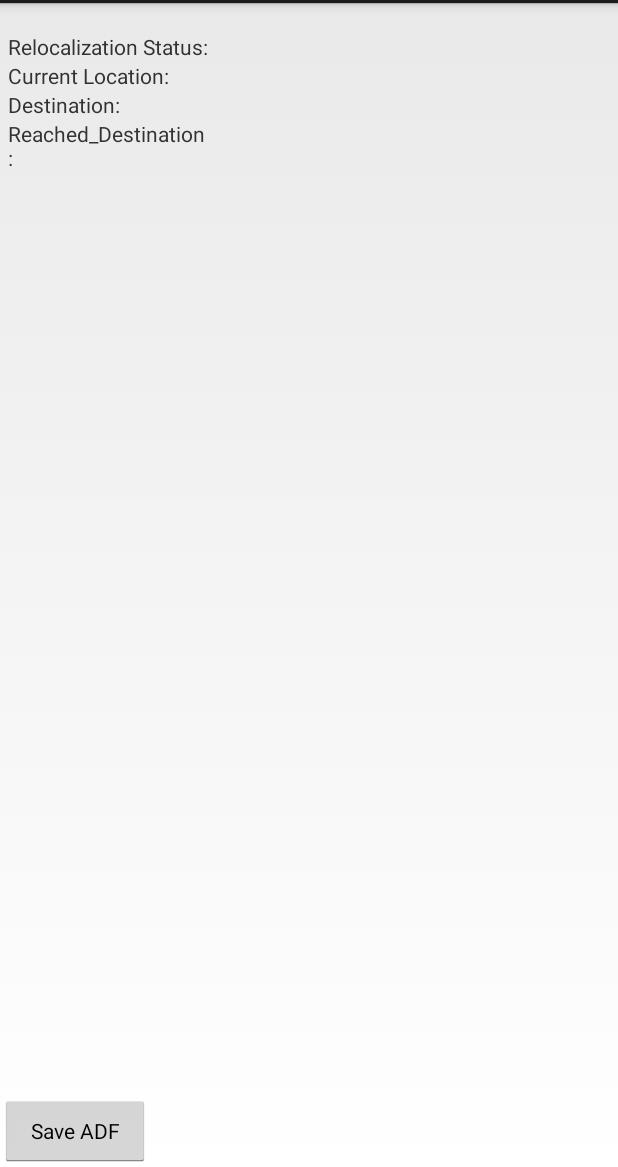
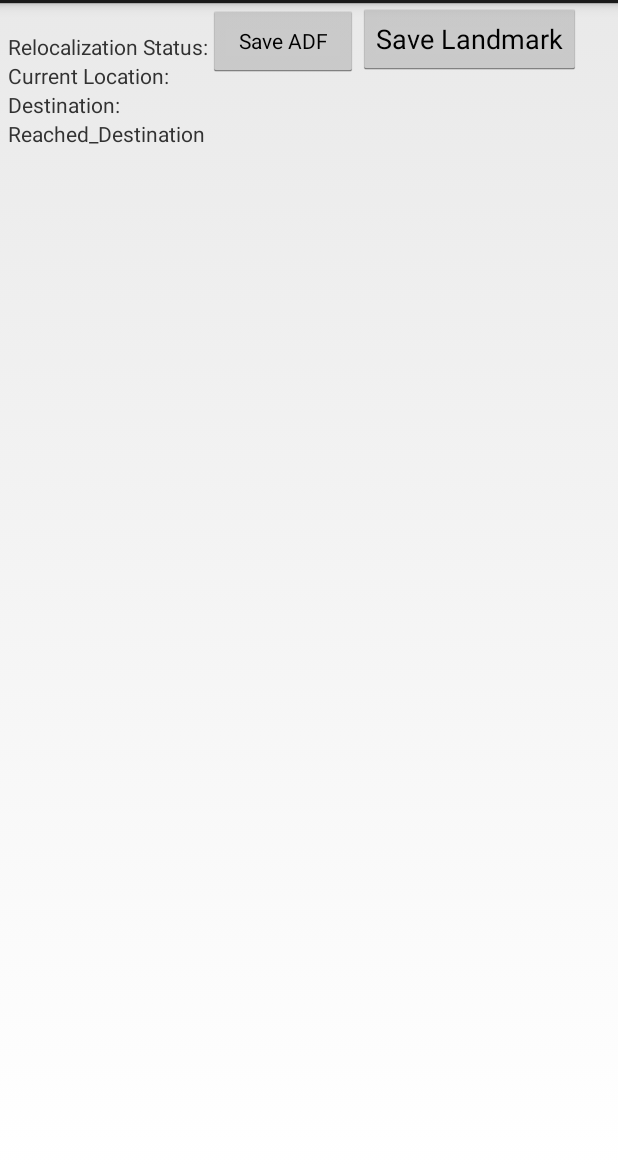
Before and after one commit to christinatsan/SmartCane, an Android app: the HelloAreaDescriptionActivity screen opened directly, with no data from a screen before it, on a phone screen of 412 x 824 dp, the part 69-1236 px from its top. Run offline under Robolectric (Android 15) with nearby library versions, the phone set to English and light mode, and no system bars; 1 statement that could not run was skipped.

```diff
--- a/java_basic_examples/hello_area_description/src/main/java/com/projecttango/examples/java/helloareadescription/HelloAreaDescriptionActivity.java
+++ b/java_basic_examples/hello_area_description/src/main/java/com/projecttango/examples/java/helloareadescription/HelloAreaDescriptionActivity.java
@@ -16,6 +16,16 @@
 
 package com.projecttango.examples.java.helloareadescription;
 
+import android.app.Activity;
+import android.app.FragmentManager;
+import android.content.Intent;
+import android.os.Bundle;
+import android.util.Log;
+import android.view.View;
+import android.widget.Button;
+import android.widget.TextView;
+import android.widget.Toast;
+
 import com.google.atap.tangoservice.Tango;
 import com.google.atap.tangoservice.Tango.OnTangoUpdateListener;
 import com.google.atap.tangoservice.TangoAreaDescriptionMetaData;
@@ -28,16 +38,6 @@ import com.google.atap.tangoservice.TangoOutOfDateException;
 import com.google.atap.tangoservice.TangoPointCloudData;
 import com.google.atap.tangoservice.TangoPoseData;
 import com.google.atap.tangoservice.TangoXyzIjData;
-
-import android.app.Activity;
-import android.app.FragmentManager;
-import android.content.Intent;
-import android.os.Bundle;
-import android.util.Log;
-import android.view.View;
-import android.widget.Button;
-import android.widget.TextView;
-import android.widget.Toast;
 
 import java.util.ArrayList;
 
@@ -60,6 +60,12 @@ public class HelloAreaDescriptionActivity extends Activity implements
     private TextView mReachedDestinationTextView;
 
     private Button mSaveAdfButton;
+    private Button mSaveLandButton;
+
+    private boolean mSaveLand;
+
+    private float[] arrayLands;
+    private int countLands = 0;
 
     private double mPreviousPoseTimeStamp;
     private double mTimeToNextUpdate = UPDATE_INTERVAL_MS;
@@ -85,6 +91,8 @@ public class HelloAreaDescriptionActivity extends Activity implements
         Intent intent = getIntent();
         mIsLearningMode = intent.getBooleanExtra(StartActivity.USE_AREA_LEARNING, false);
         mIsConstantSpaceRelocalize = intent.getBooleanExtra(StartActivity.LOAD_ADF, false);
+
+        arrayLands = new float[20];
     }
 
     @Override
@@ -162,6 +170,14 @@ public class HelloAreaDescriptionActivity extends Activity implements
         mDestinationTextView = (TextView) findViewById(R.id.destination_textview);
         mCurrentLocationTextView = (TextView) findViewById(R.id.current_location_textview);
         mReachedDestinationTextView = (TextView) findViewById(R.id.reached_destination_textview);
+        mSaveLandButton = (Button) findViewById(R.id.land_button);
+
+        mSaveLandButton.setOnClickListener(new View.OnClickListener() {
+            @Override
+            public void onClick(View view) {
+                saveLandmark();
+            }
+        });
 
         StringBuilder stringBuilder= new StringBuilder();
         stringBuilder.append("X:" + mDestinationTranslation[0] + ", Y:" + mDestinationTranslation[1] + ", Z:" + mDestinationTranslation[2]);
@@ -256,6 +272,12 @@ public class HelloAreaDescriptionActivity extends Activity implements
                     }
                 }
 
+                float coords[] = pose.getTranslationAsFloats();
+                arrayLands[countLands] = coords[0];
+                arrayLands[countLands+1] = coords[1];
+                arrayLands[countLands+2] = coords[2];
+                countLands++;
+
                 final double deltaTime = (pose.timestamp - mPreviousPoseTimeStamp) *
                         SECS_TO_MILLISECS;
                 mPreviousPoseTimeStamp = pose.timestamp;
@@ -313,6 +335,10 @@ public class HelloAreaDescriptionActivity extends Activity implements
                 // We are not using onFrameAvailable for this application.
             }
         });
+    }
+
+    public void saveLandmark(){
+        mSaveLand = true;
     }
 
     /**
--- a/java_basic_examples/hello_area_description/src/main/res/layout/activity_area_learning.xml
+++ b/java_basic_examples/hello_area_description/src/main/res/layout/activity_area_learning.xml
@@ -13,7 +13,7 @@
    See the License for the specific language governing permissions and
    limitations under the License.
 -->
-<RelativeLayout xmlns:android="http://schemas.android.com/apk/res/android"
+<LinearLayout xmlns:android="http://schemas.android.com/apk/res/android"
     android:layout_width="wrap_content"
     android:layout_height="wrap_content" >
 
@@ -128,4 +128,10 @@
         android:text="@string/save_adf"
         android:onClick="saveAdfClicked"/>
 
-</RelativeLayout>
+    <Button
+        android:layout_width="wrap_content"
+        android:layout_height="wrap_content"
+        android:text="Save Landmark"
+        android:id="@+id/land_button"/>
+
+</LinearLayout>
```
